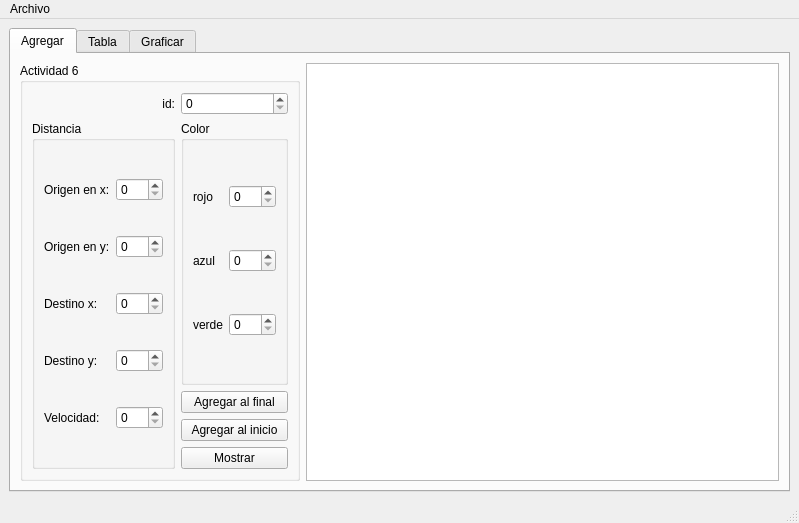
The window that mainwindow.ui (x4nemi/Particula) describes before a commit, drawn with Qt 5.
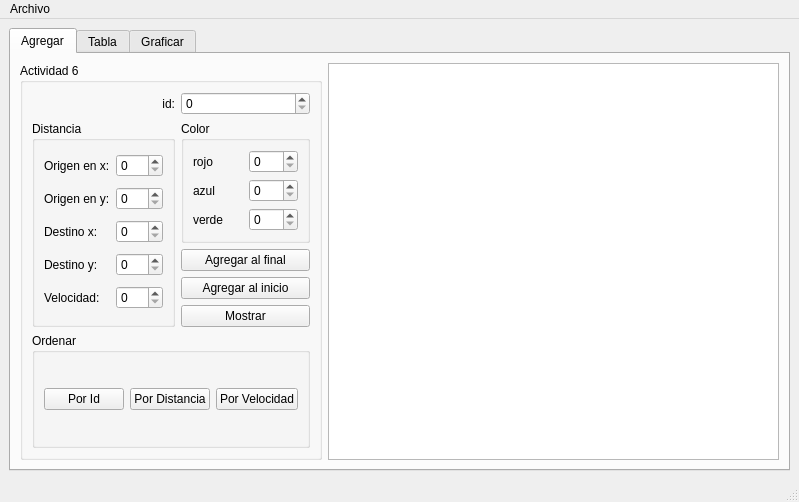
The same window after the commit. The open tabs and pages were chosen to show the change.

The edit to the form file:
```diff
--- a/mainwindow.ui
+++ b/mainwindow.ui
@@ -7,7 +7,7 @@
     <x>0</x>
     <y>0</y>
     <width>799</width>
-    <height>523</height>
+    <height>502</height>
    </rect>
   </property>
   <property name="windowTitle">
@@ -18,30 +18,23 @@
     <item row="0" column="0">
      <widget class="QTabWidget" name="Graficar">
       <property name="currentIndex">
-       <number>2</number>
+       <number>0</number>
       </property>
       <widget class="QWidget" name="tab">
        <attribute name="title">
         <string>Agregar</string>
        </attribute>
        <layout class="QGridLayout" name="gridLayout">
+        <item row="0" column="1">
+         <widget class="QPlainTextEdit" name="salida"/>
+        </item>
         <item row="0" column="0">
          <widget class="QGroupBox" name="groupBox_2">
           <property name="title">
            <string>Actividad 6</string>
           </property>
           <layout class="QGridLayout" name="gridLayout_2">
-           <item row="5" column="2">
-            <widget class="QPushButton" name="agregarInicio_pushB">
-             <property name="text">
-              <string>Agregar al inicio</string>
-             </property>
-            </widget>
-           </item>
-           <item row="0" column="2">
-            <widget class="QSpinBox" name="id_spinBox"/>
-           </item>
-           <item row="3" column="0" rowspan="4">
+           <item row="1" column="0" rowspan="4">
             <widget class="QGroupBox" name="groupBox_4">
              <property name="title">
               <string>Distancia</string>
@@ -116,14 +109,47 @@
              </layout>
             </widget>
            </item>
-           <item row="6" column="2">
-            <widget class="QPushButton" name="mostrar_pushB">
+           <item row="0" column="0">
+            <widget class="QLabel" name="label_6">
              <property name="text">
-              <string>Mostrar</string>
+              <string>id:</string>
              </property>
+             <property name="alignment">
+              <set>Qt::AlignRight|Qt::AlignTrailing|Qt::AlignVCenter</set>
+             </property>
             </widget>
            </item>
-           <item row="3" column="2">
+           <item row="5" column="0" colspan="3">
+            <widget class="QGroupBox" name="groupBox">
+             <property name="title">
+              <string>Ordenar</string>
+             </property>
+             <layout class="QGridLayout" name="gridLayout_8">
+              <item row="0" column="0">
+               <widget class="QPushButton" name="sortId">
+                <property name="text">
+                 <string>Por Id</string>
+                </property>
+               </widget>
+              </item>
+              <item row="0" column="1">
+               <widget class="QPushButton" name="sortDis">
+                <property name="text">
+                 <string>Por Distancia</string>
+                </property>
+               </widget>
+              </item>
+              <item row="0" column="2">
+               <widget class="QPushButton" name="sortVel">
+                <property name="text">
+                 <string>Por Velocidad</string>
+                </property>
+               </widget>
+              </item>
+             </layout>
+            </widget>
+           </item>
+           <item row="1" column="1" colspan="2">
             <widget class="QGroupBox" name="color">
              <property name="title">
               <string>Color</string>
@@ -174,29 +200,33 @@
              </layout>
             </widget>
            </item>
-           <item row="0" column="0">
-            <widget class="QLabel" name="label_6">
-             <property name="text">
-              <string>id:</string>
-             </property>
-             <property name="alignment">
-              <set>Qt::AlignRight|Qt::AlignTrailing|Qt::AlignVCenter</set>
-             </property>
-            </widget>
-           </item>
-           <item row="4" column="2">
+           <item row="2" column="1" colspan="2">
             <widget class="QPushButton" name="agregarFinal_pushB">
              <property name="text">
               <string>Agregar al final</string>
              </property>
             </widget>
            </item>
+           <item row="3" column="1" colspan="2">
+            <widget class="QPushButton" name="agregarInicio_pushB">
+             <property name="text">
+              <string>Agregar al inicio</string>
+             </property>
+            </widget>
+           </item>
+           <item row="4" column="1" colspan="2">
+            <widget class="QPushButton" name="mostrar_pushB">
+             <property name="text">
+              <string>Mostrar</string>
+             </property>
+            </widget>
+           </item>
+           <item row="0" column="1" colspan="2">
+            <widget class="QSpinBox" name="id_spinBox"/>
+           </item>
           </layout>
          </widget>
         </item>
-        <item row="0" column="1">
-         <widget class="QPlainTextEdit" name="salida"/>
-        </item>
        </layout>
       </widget>
       <widget class="QWidget" name="tab_2">
@@ -214,21 +244,14 @@
           </property>
          </widget>
         </item>
-        <item row="1" column="1">
-         <widget class="QPushButton" name="buscar_pushButton">
+        <item row="1" column="3">
+         <widget class="QPushButton" name="orden_id_pb">
           <property name="text">
-           <string>Buscar</string>
+           <string>Ordenar Id</string>
           </property>
          </widget>
         </item>
-        <item row="1" column="2">
-         <widget class="QPushButton" name="mostrar_tabla_pushButton">
-          <property name="text">
-           <string>Mostrar</string>
-          </property>
-         </widget>
-        </item>
-        <item row="0" column="0" colspan="3">
+        <item row="0" column="0" colspan="7">
          <widget class="QTableWidget" name="tabla">
           <attribute name="horizontalHeaderMinimumSectionSize">
            <number>47</number>
@@ -244,6 +267,34 @@
           </attribute>
          </widget>
         </item>
+        <item row="1" column="2">
+         <widget class="QPushButton" name="mostrar_tabla_pushButton">
+          <property name="text">
+           <string>Mostrar</string>
+          </property>
+         </widget>
+        </item>
+        <item row="1" column="5">
+         <widget class="QPushButton" name="ordenar_vel_pb">
+          <property name="text">
+           <string>Ordenar Velocidad</string>
+          </property>
+         </widget>
+        </item>
+        <item row="1" column="1">
+         <widget class="QPushButton" name="buscar_pushButton">
+          <property name="text">
+           <string>Buscar</string>
+          </property>
+         </widget>
+        </item>
+        <item row="1" column="4">
+         <widget class="QPushButton" name="ordenar_d_pb">
+          <property name="text">
+           <string>Ordenar Distancia</string>
+          </property>
+         </widget>
+        </item>
        </layout>
       </widget>
       <widget class="QWidget" name="tab_3">
```
